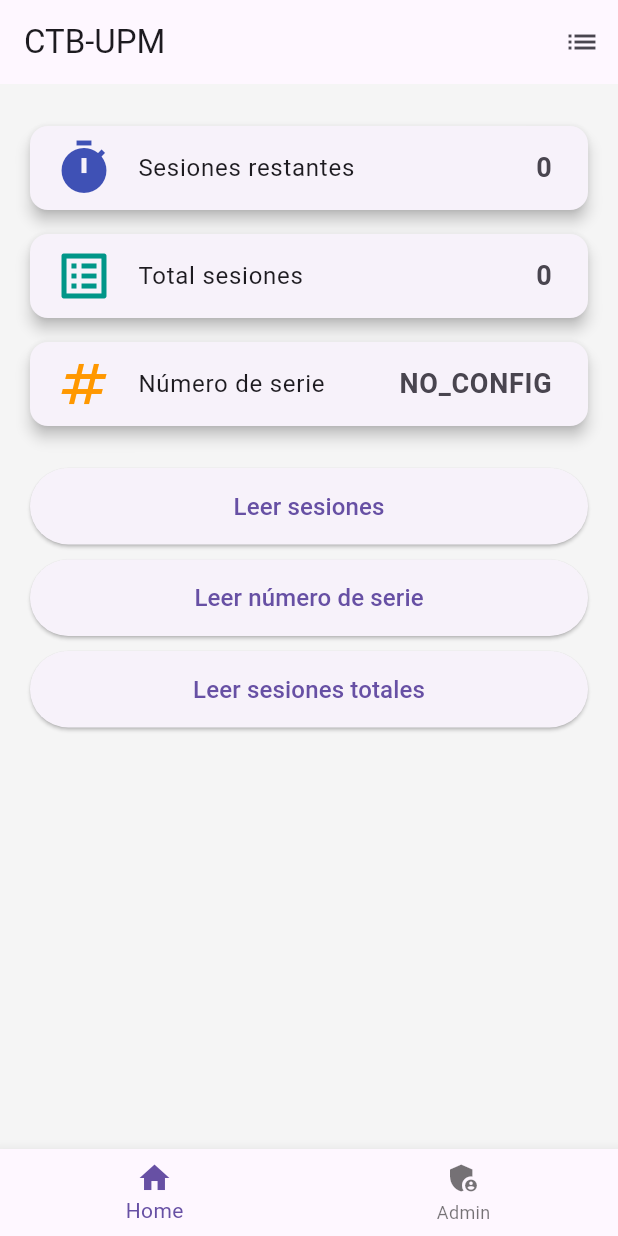
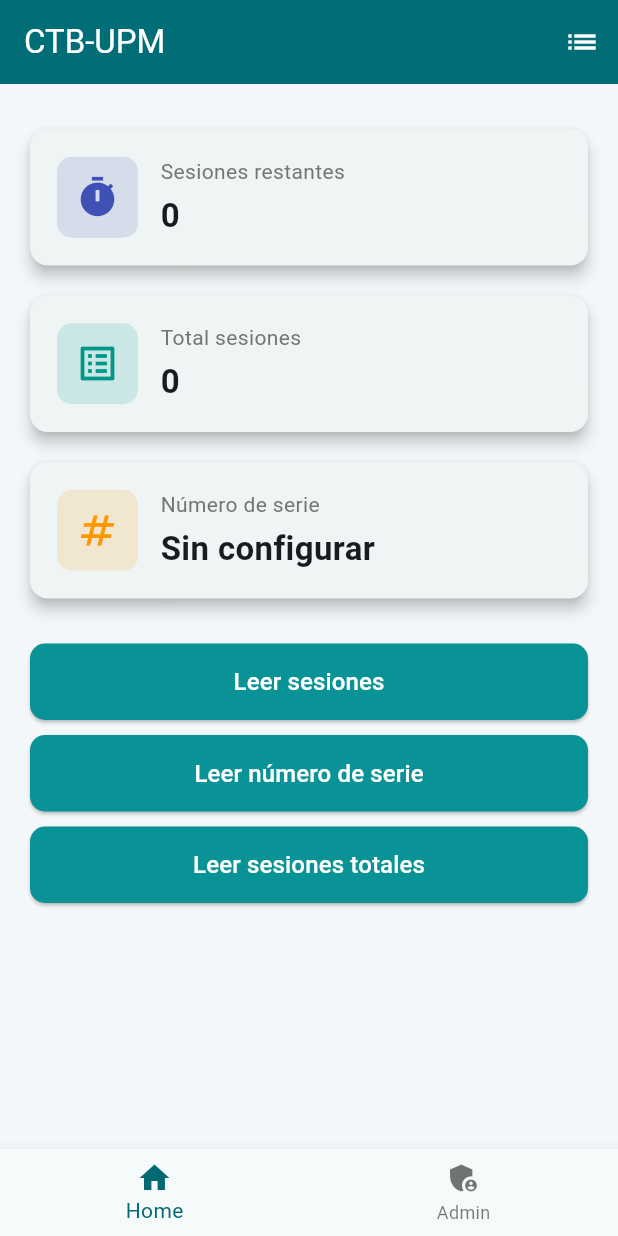
Before and after one commit to mafedev/upm-front, a Flutter app: the HomeScreen screen opened directly with empty values, on a phone screen of 412 x 824 dp. Run offline on Flutter 3.47's test engine with Material 3 defaults, Android fonts, the phone set to English and light mode, and no system bars; missing offline and left inert: flutter_libserialport, window_manager.

Commit message:
style(ui): improve visual interface and window behavior
- Added password visibility toggle in admin login
- Set default window size for desktop application
- Prevented layout issues when resizing the window

```diff
--- a/lib/models/datos.dart
+++ b/lib/models/datos.dart
@@ -5,7 +5,7 @@
 
   Datos({required this.sesiones, required this.total, required this.serial});
 
-  factory Datos.empty() => Datos(sesiones: 0, total: 0, serial: 'NO_CONFIG');
+  factory Datos.empty() => Datos(sesiones: 0, total: 0, serial: 'Sin configurar');
 
   // Actualiza datos desde una línea de Serial
   void updateFromString(String line) {
@@ -16,7 +16,7 @@
       total = int.tryParse(line.split(':').last.trim()) ?? total;
     } else if (line.startsWith('Numero serie:')) {
       serial = line.split(':').last.trim();
-      if (serial.isEmpty) serial = 'NO_CONFIG';
+      if (serial.isEmpty) serial = 'Sin configurar';
     }
   }
 }
--- a/lib/screens/home_screen.dart
+++ b/lib/screens/home_screen.dart
@@ -16,6 +16,8 @@
   Datos datos = Datos.empty();
   int _currentIndex = 0;
   bool _authenticated = false;
+  bool _showPassword = false;
+
   final TextEditingController _passwordController = TextEditingController();
 
   @override
@@ -128,23 +130,42 @@
 
   Widget _adminTab() {
     if (!_authenticated) {
-      return Padding(
-        padding: EdgeInsets.all(20),
+      return Center(
+        child: Container(
+          width: 350,
+          padding: EdgeInsets.all(25),
+          decoration: BoxDecoration(
+            color: Colors.white,
+            borderRadius: BorderRadius.circular(15),
+            boxShadow: [BoxShadow(blurRadius: 10, color: Colors.black12)],
+          ),
           child: Column(
-          mainAxisAlignment: MainAxisAlignment.center,
+            mainAxisSize: MainAxisSize.min,
             children: [
+              Icon(Icons.admin_panel_settings, size: 60, color: Colors.indigo),
+              SizedBox(height: 10),
               Text(
-              'Ingrese la contraseña para acceder',
-              style: TextStyle(fontSize: 18),
+                "Acceso Administrador",
+                style: TextStyle(fontSize: 20, fontWeight: FontWeight.bold),
               ),
-            SizedBox(height: 12),
+              SizedBox(height: 20),
               TextField(
                 controller: _passwordController,
-              obscureText: true,
+                obscureText: !_showPassword,
                 keyboardType: TextInputType.number,
                 decoration: InputDecoration(
                   border: OutlineInputBorder(),
                   labelText: 'Contraseña',
+                  suffixIcon: IconButton(
+                    icon: Icon(
+                      _showPassword ? Icons.visibility : Icons.visibility_off,
+                    ),
+                    onPressed: () {
+                      setState(() {
+                        _showPassword = !_showPassword;
+                      });
+                    },
+                  ),
                 ),
               ),
               SizedBox(height: 12),
@@ -156,6 +177,7 @@
                 ),
               ),
             ],
+          ),
         ),
       );
     }
@@ -283,14 +305,45 @@
 
 Widget _card(String title, String value, IconData icon, Color color) {
   return Card(
-      elevation: 4,
-      margin: EdgeInsets.symmetric(vertical: 8),
-      child: ListTile(
-        leading: Icon(icon, size: 40, color: color),
-        title: Text(title, style: TextStyle(fontSize: 16)),
-        trailing: Text(
+    margin: EdgeInsets.symmetric(vertical: 10),
+    child: Padding(
+      padding: EdgeInsets.all(18),
+      child: Row(
+        children: [
+          Container(
+            padding: EdgeInsets.all(12),
+            decoration: BoxDecoration(
+              color: color.withOpacity(0.15),
+              borderRadius: BorderRadius.circular(10),
+            ),
+            child: Icon(icon, size: 30, color: color),
+          ),
+
+          SizedBox(width: 15),
+
+          Expanded(
+            child: Column(
+              crossAxisAlignment: CrossAxisAlignment.start,
+              children: [
+                Text(
+                  title,
+                  style: TextStyle(
+                    fontSize: 14,
+                    color: Colors.grey[600],
+                  ),
+                ),
+                SizedBox(height: 4),
+                Text(
                   value,
-          style: TextStyle(fontSize: 18, fontWeight: FontWeight.bold),
+                  style: TextStyle(
+                    fontSize: 22,
+                    fontWeight: FontWeight.bold,
+                  ),
+                ),
+              ],
+            ),
+          ),
+        ],
       ),
     ),
   );
--- a/pubspec.yaml
+++ b/pubspec.yaml
@@ -10,6 +10,7 @@
   flutter:
     sdk: flutter
   flutter_libserialport: ^0.4.0
+  window_manager: ^0.3.9
 
 dev_dependencies:
   flutter_test:
```
Also changed, not shown: lib/main.dart (+41 -3 lines), pubspec.lock. Lines whose indentation alone changed are shown as unchanged.
